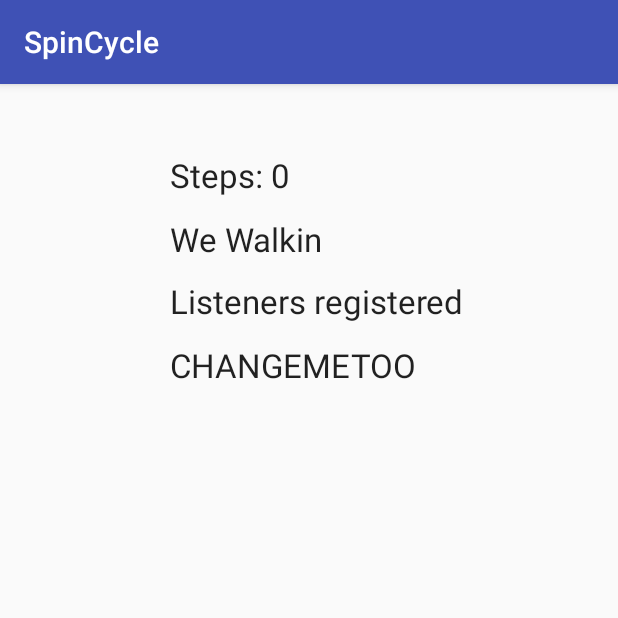
After one commit to kalebingerick/SpinCycle356, an Android app: the LineActivity screen opened directly, with no data from a screen before it, on a phone screen of 412 x 824 dp, the top half of it. The commit adds this screen. Run offline under Robolectric (Android 15) with nearby library versions, the phone set to English and light mode, and no system bars.

Commit message:
Accelerometer based line scoring. GPS is there too but needs tweaked and is probably useless

```diff
--- /dev/null
+++ b/app/src/main/java/com/example/zach/spincycle/LineActivity.java
@@ -0,0 +1,178 @@
+package com.example.zach.spincycle;
+
+import android.content.Context;
+import android.hardware.Sensor;
+import android.hardware.SensorEvent;
+import android.hardware.SensorEventListener;
+import android.hardware.SensorManager;
+import android.support.v7.app.AppCompatActivity;
+import android.os.Bundle;
+import android.widget.TextView;
+
+public class LineActivity extends AppCompatActivity implements SensorEventListener{
+
+    public final int numSteps = 10;
+
+    private SensorManager mSensorManager;
+    private SensorEventListener mSensorListener;
+    private Sensor mOrient;
+    private TextView status;
+    private TextView accelText;
+    private TextView stepText;
+    private float   mLimit = 1;
+    private float   mLastValues[] = new float[3*2];
+    private float   mScale[] = new float[2];
+    private float   mYOffset;
+
+    private float   mLastDirections[] = new float[3*2];
+    private float   mLastExtremes[][] = { new float[3*2], new float[3*2] };
+    private float   mLastDiff[] = new float[3*2];
+    private int     mLastMatch = -1;
+    private int pointsRecorded = 0;
+    private int iOrient = 0;
+    private float[] orientations = new float[numSteps];
+    private float[] curOrient = new float[3];           //used to smooth out data
+
+    @Override
+    protected void onCreate(Bundle savedInstanceState) {
+        super.onCreate(savedInstanceState);
+        setContentView(R.layout.activity_line);
+        mSensorManager = (SensorManager) getSystemService(Context.SENSOR_SERVICE);
+        mOrient = mSensorManager.getDefaultSensor(Sensor.TYPE_ORIENTATION);
+        status = (TextView) findViewById(R.id.status);
+        accelText = (TextView) findViewById(R.id.accel);
+        stepText = (TextView) findViewById(R.id.stepCount);
+        int h = 480;
+        mYOffset = h * 0.5f;
+        mScale[0] = - (h * 0.5f * (1.0f / (SensorManager.STANDARD_GRAVITY * 2)));
+        mScale[1] = - (h * 0.5f * (1.0f / (SensorManager.MAGNETIC_FIELD_EARTH_MAX)));
+
+        if(mSensorManager.registerListener(this, mOrient, SensorManager.SENSOR_DELAY_UI)){
+            status.setText("Listeners registered");
+        }
+
+        mSensorListener = new SensorEventListener() {
+            int steps = 0;
+            @Override
+            public void onAccuracyChanged(Sensor arg0, int arg1) {
+            }
+
+            @Override
+            public void onSensorChanged(SensorEvent event) {
+
+                float vSum = 0;
+                for (int i=0 ; i<3 ; i++) {
+                    final float v = mYOffset + event.values[i] * mScale[1];
+                    vSum += v;
+                }
+                int k = 0;
+                float v = vSum / 3;
+
+                float direction = (v > mLastValues[k] ? 1 : (v < mLastValues[k] ? -1 : 0));
+                if (direction == - mLastDirections[k]) {
+                    // Direction changed
+                    int extType = (direction > 0 ? 0 : 1); // minumum or maximum?
+                    mLastExtremes[extType][k] = mLastValues[k];
+                    float diff = Math.abs(mLastExtremes[extType][k] - mLastExtremes[1 - extType][k]);
+
+                    if (diff > mLimit) {
+
+                        boolean isAlmostAsLargeAsPrevious = diff > (mLastDiff[k]*2/3);
+                        boolean isPreviousLargeEnough = mLastDiff[k] > (diff/3);
+                        boolean isNotContra = (mLastMatch != 1 - extType);
+
+                        if (isAlmostAsLargeAsPrevious && isPreviousLargeEnough && isNotContra) {
+                            steps++;
+                            if(steps > numSteps){
+                                mSensorManager.unregisterListener(this);
+                                return;
+                            }
+                            stepText.setText("Steps: " + steps);
+                            iOrient = 0;
+                            mLastMatch = extType;
+                        }
+                        else {
+                            mLastMatch = -1;
+                        }
+                    }
+                    mLastDiff[k] = diff;
+                }
+                mLastDirections[k] = direction;
+                mLastValues[k] = v;
+            }
+        };
+        mSensorManager.registerListener(mSensorListener, mSensorManager.getDefaultSensor(Sensor.TYPE_LINEAR_ACCELERATION), SensorManager.SENSOR_DELAY_GAME);
+    }
+
+    /**
+     * Called when there is a new sensor event.  Note that "on changed"
+     * is somewhat of a misnomer, as this will also be called if we have a
+     * new reading from a sensor with the exact same sensor values (but a
+     * newer timestamp).
+     * <p>
+     * <p>See {@link SensorManager SensorManager}
+     * for details on possible sensor types.
+     * <p>See also {@link SensorEvent SensorEvent}.
+     * <p>
+     * <p><b>NOTE:</b> The application doesn't own the
+     * {@link SensorEvent event}
+     * object passed as a parameter and therefore cannot hold on to it.
+     * The object may be part of an internal pool and may be reused by
+     * the framework.
+     *
+     * @param event the {@link SensorEvent SensorEvent}.
+     */
+    @Override
+    public void onSensorChanged(SensorEvent event) {
+        accelText.setText("Angle: " + Math.abs(180-event.values[0]));
+        if(iOrient > -1){
+            if(pointsRecorded >= numSteps){
+                float sd = 0f;
+                float sum = 0f;
+                mSensorManager.unregisterListener(this);
+                for(float f : orientations)
+                    sum += f;
+                float average = sum / pointsRecorded;
+                //status.setText("Average orientation = " + average);
+                for(float f : orientations)
+                    sd += Math.pow(f - average,2) / pointsRecorded;
+                Double stdDev = Math.sqrt(sd);
+                accelText.setText("Std dev = " + stdDev);
+                int score = stdDev < 2 ? 100 : (int)(102 - stdDev);
+                status.setText("Score = " + score);
+                return;
+            }
+            orientations[pointsRecorded++] = Math.abs( 180 - event.values[0] );
+            iOrient = -1;
+        }
+        status.setText("Yaw: " + event.values[0]);
+    }
+
+    /**
+     * Called when the accuracy of the registered sensor has changed.  Unlike
+     * onSensorChanged(), this is only called when this accuracy value changes.
+     * <p>
+     * <p>See the SENSOR_STATUS_* constants in
+     * {@link SensorManager SensorManager} for details.
+     *
+     * @param sensor
+     * @param accuracy The new accuracy of this sensor, one of
+     *                 {@code SensorManager.SENSOR_STATUS_*}
+     */
+    @Override
+    public void onAccuracyChanged(Sensor sensor, int accuracy) {
+
+    }
+
+    @Override
+    protected void onResume() {
+        super.onResume();
+        mSensorManager.registerListener(this, mOrient, SensorManager.SENSOR_DELAY_UI);
+    }
+
+    @Override
+    protected void onPause() {
+        super.onPause();
+        mSensorManager.unregisterListener(this);
+    }
+}
--- /dev/null
+++ b/app/src/main/res/layout/activity_line.xml
@@ -0,0 +1,58 @@
+<?xml version="1.0" encoding="utf-8"?>
+<RelativeLayout xmlns:android="http://schemas.android.com/apk/res/android"
+    xmlns:tools="http://schemas.android.com/tools"
+    android:id="@+id/activity_line"
+    android:layout_width="match_parent"
+    android:layout_height="match_parent"
+    android:paddingBottom="@dimen/activity_vertical_margin"
+    android:paddingLeft="@dimen/activity_horizontal_margin"
+    android:paddingRight="@dimen/activity_horizontal_margin"
+    android:paddingTop="@dimen/activity_vertical_margin"
+    tools:context="com.example.zach.spincycle.LineActivity">
+
+    <TextView
+        android:text="Steps: 0"
+        android:layout_width="wrap_content"
+        android:layout_height="wrap_content"
+        android:layout_alignParentTop="true"
+        android:layout_alignLeft="@+id/textView"
+        android:layout_alignStart="@+id/textView"
+        android:layout_marginTop="30dp"
+        android:id="@+id/stepCount"
+        android:textAppearance="@style/TextAppearance.AppCompat.Large" />
+
+    <TextView
+        android:text="We Walkin"
+        android:layout_width="wrap_content"
+        android:layout_height="wrap_content"
+        android:layout_marginLeft="97dp"
+        android:layout_marginStart="97dp"
+        android:layout_marginTop="13dp"
+        android:id="@+id/textView"
+        android:textAppearance="@style/TextAppearance.AppCompat.Large"
+        android:layout_below="@+id/stepCount"
+        android:layout_alignParentLeft="true"
+        android:layout_alignParentStart="true" />
+
+    <TextView
+        android:text="ChangeMe"
+        android:layout_width="wrap_content"
+        android:layout_height="wrap_content"
+        android:layout_marginTop="12dp"
+        android:id="@+id/status"
+        android:textAppearance="@style/TextAppearance.AppCompat.Large"
+        android:layout_below="@+id/textView"
+        android:layout_alignLeft="@+id/textView"
+        android:layout_alignStart="@+id/textView" />
+
+    <TextView
+        android:text="CHANGEMETOO"
+        android:layout_width="wrap_content"
+        android:layout_height="wrap_content"
+        android:layout_marginTop="13dp"
+        android:id="@+id/accel"
+        android:textAppearance="@style/TextAppearance.AppCompat.Large"
+        android:layout_below="@+id/status"
+        android:layout_alignLeft="@+id/status"
+        android:layout_alignStart="@+id/status" />
+</RelativeLayout>
--- a/app/src/main/res/layout/activity_main.xml
+++ b/app/src/main/res/layout/activity_main.xml
@@ -11,10 +11,10 @@
     tools:context="com.example.zach.spincycle.MainActivity">
 
     <Button
-        android:text="Test Button 2"
+        android:text="Line Button"
         android:layout_width="wrap_content"
         android:layout_height="wrap_content"
-        android:id="@+id/test_button2"
+        android:id="@+id/lineButton"
         android:layout_marginTop="22dp"
         android:layout_below="@+id/test_button"
         android:layout_alignParentRight="true"
@@ -42,7 +42,7 @@
         android:layout_height="wrap_content"
         android:id="@+id/gps_button"
         style="@style/Widget.AppCompat.Button"
-        android:layout_below="@+id/test_button2"
+        android:layout_below="@+id/lineButton"
         android:layout_alignParentLeft="true"
         android:layout_alignParentStart="true"
         android:layout_marginTop="27dp"
```
Also changed, not shown: app/build.gradle (+5 -5 lines), app/src/main/AndroidManifest.xml (+8 -1 lines), app/src/main/java/com/example/zach/spincycle/GPS_Display.java (+59 -3 lines), app/src/main/java/com/example/zach/spincycle/MainActivity.java (+4 -5 lines).
